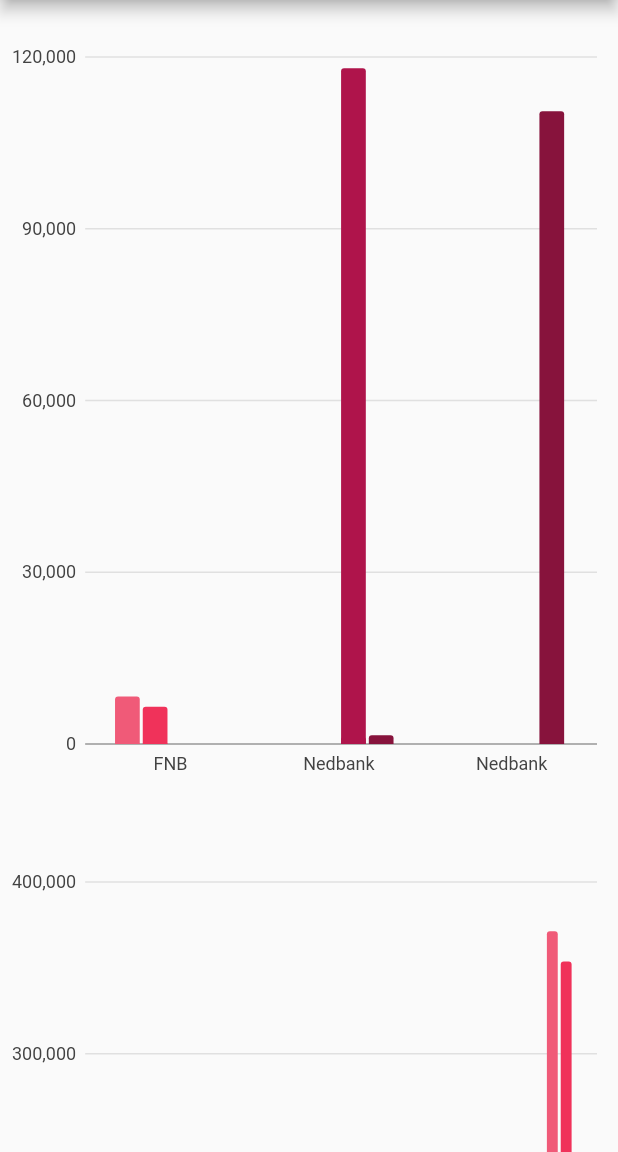
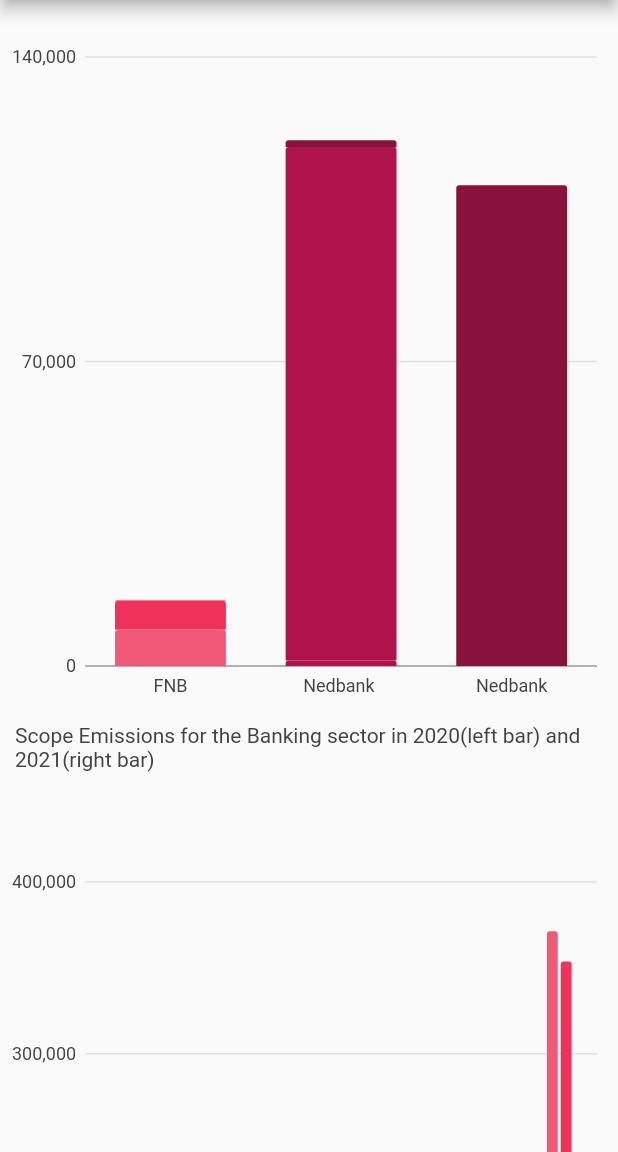
Before and after one commit to Nsuku0/absa_ecg_dashboard, a Flutter app: the BarHome screen opened directly, scrolled down 576 dp, on a phone screen of 412 x 824 dp, the part 84-1236 px from its top. Run offline on Flutter 3.47's test engine with Material 2 defaults, Android fonts, the phone set to English and light mode, and no system bars; our stand-ins replace charts_flutter, syncfusion_flutter_charts; missing offline and left inert: pretty_gauge.

```diff
--- a/lib/bar_charts/charts/banking_chart.dart
+++ b/lib/bar_charts/charts/banking_chart.dart
@@ -6,68 +6,78 @@ class BankingChart extends StatelessWidget {
   List<charts.Series> seriesList = _createSampleData();
   final bool animate = true;
 
-  BankingChart({Key? key}) : super(key: key);
+  BankingChart();
 
   factory BankingChart.withSampleData() {
-    return BankingChart();
+    return new BankingChart();
   }
 
   @override
   Widget build(BuildContext context) {
-    return charts.BarChart(
+    return new charts.BarChart(
       seriesList = _createSampleData(),
       animate: animate,
-      //barGroupingType: charts.BarGroupingType.stacked,
+      barGroupingType: charts.BarGroupingType.stacked,
+      defaultRenderer: charts.BarRendererConfig(
+          cornerStrategy: const charts.ConstCornerStrategy(2)),
+
       // Add the series legend behavior to the chart to turn on series legends.
       // By default the legend will display above the chart.
-      //behaviors: [charts.SeriesLegend()],
+      behaviors: [
+        charts.ChartTitle(
+            'Scope Emissions for the Banking sector in 2020(left bar) and 2021(right bar)',
+            behaviorPosition: charts.BehaviorPosition.bottom,
+            titleStyleSpec:   const charts.TextStyleSpec(fontSize: 14,),
+            titleOutsideJustification:
+            charts.OutsideJustification.middleDrawArea),
+      ],
     );
   }
 
   /// Create series list with multiple series
   static List<charts.Series<Emissions, String>> _createSampleData() {
     final fnb_2020 = [
-      Emissions('FNB', 8301), //1 2020
-      Emissions('FNB', 171), // 2 2020
+      new Emissions('FNB', 8301), //1 2020
+      new Emissions('FNB', 171), // 2 2020
     ];
 
     final fnb_2021 = [
-      Emissions('FNB', 6507), // 1 2021
-      Emissions('FNB', 153), //2 2021
+      new Emissions('FNB', 6507), // 1 2021
+      new Emissions('FNB', 153), //2 2021
     ];
 
     final nedbank_2020 = [
-      Emissions('Nedbank ', 1265), // 1 2020
-      Emissions('Nedbank ', 118050), //2 2020
+      new Emissions('Nedbank ', 1265), // 1 2020
+      new Emissions('Nedbank ', 118050), //2 2020
     ];
 
     final nedbank_2021 = [
-      Emissions('Nedbank ', 1541), // 1 2021
-      Emissions('Nedbank', 110529), //2 2021
+      new Emissions('Nedbank ', 1541), // 1 2021
+      new Emissions('Nedbank', 110529), //2 2021
     ];
     return [
-      charts.Series<Emissions, String>(
+      new charts.Series<Emissions, String>(
         id: 'FNB (2020)',
         colorFn: (_, __) => charts.ColorUtil.fromDartColor(pinks[3]),
         domainFn: (Emissions emission, _) => emission.name,
         measureFn: (Emissions emission, _) => emission.emissions,
         data: fnb_2020,
       ),
-      charts.Series<Emissions, String>(
+      new charts.Series<Emissions, String>(
         id: 'FNB (2021)',
         colorFn: (_, __) => charts.ColorUtil.fromDartColor(pinks[2]),
         domainFn: (Emissions emission, _) => emission.name,
         measureFn: (Emissions emission, _) => emission.emissions,
         data: fnb_2021,
       ),
-      charts.Series<Emissions, String>(
+      new charts.Series<Emissions, String>(
         id: 'Nedbank (2020)',
         colorFn: (_, __) => charts.ColorUtil.fromDartColor(pinks[1]),
         domainFn: (Emissions emission, _) => emission.name,
         measureFn: (Emissions emission, _) => emission.emissions,
         data: nedbank_2020,
       ),
-      charts.Series<Emissions, String>(
+      new charts.Series<Emissions, String>(
         id: 'Nedbank (2021)',
         colorFn: (_, __) => charts.ColorUtil.fromDartColor(pinks[0]),
         domainFn: (Emissions emission, _) => emission.name,
```
